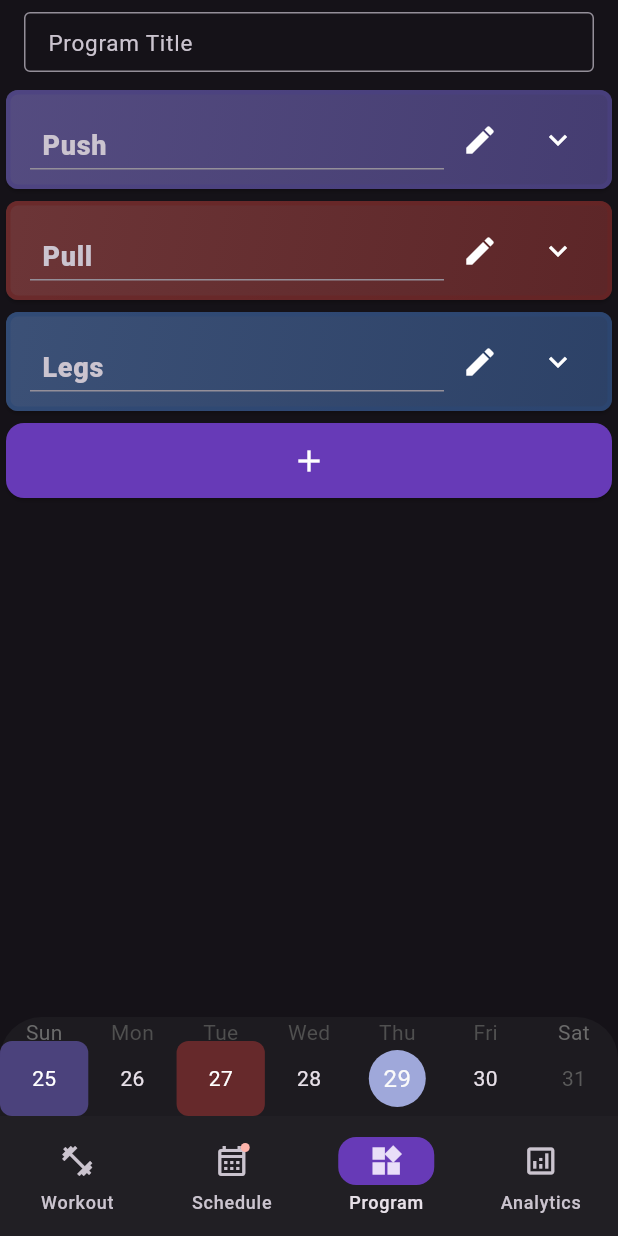
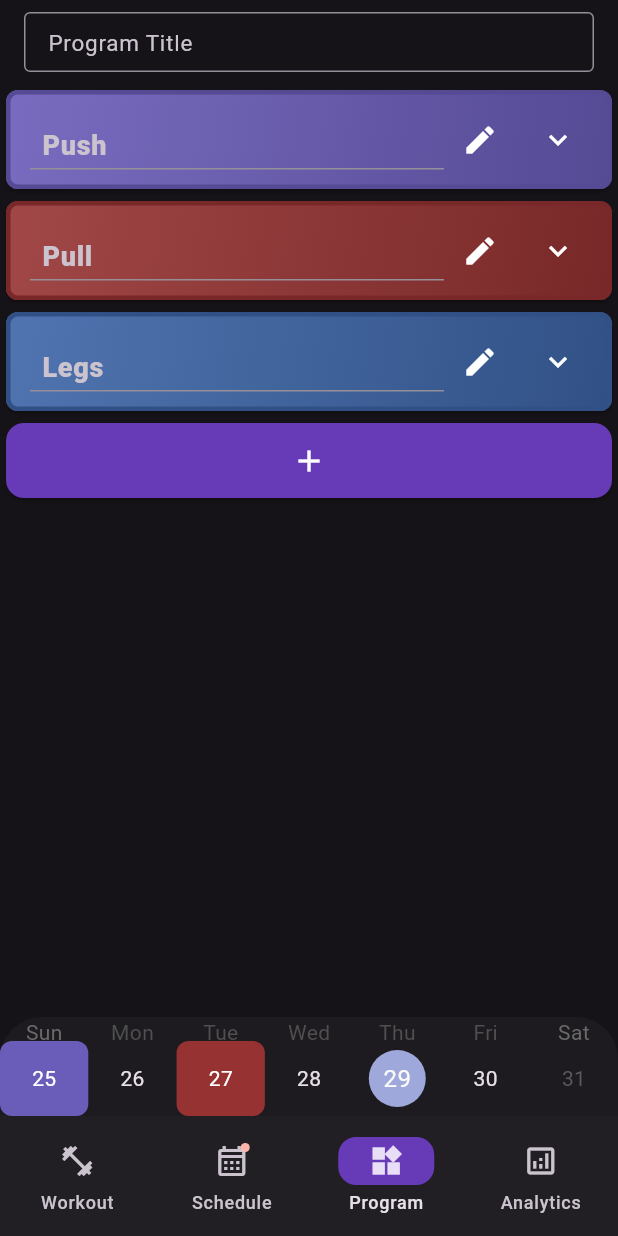
Before and after one commit to coleWesterveld/Flutter-Gym-App, a Flutter app: the screen it shows after launch, item 3 of the bottom bar chosen, on a phone screen of 412 x 824 dp. Run offline on Flutter 3.47's test engine with Material 3 defaults, Android fonts, the phone set to English and light mode, and no system bars; drawn by our look-alikes of table_calendar.

Commit message:
better colours

```diff
--- a/lib/main.dart
+++ b/lib/main.dart
@@ -27,9 +27,9 @@ class _MainPage extends State<NavigationBarApp> {
 
         ChangeNotifierProvider(
           create: (context) => Profile(
-            split: [SplitDayData(data: "Push", dayColor: const Color.fromRGBO(106, 92, 185, 0.6), ),
-              SplitDayData(data: "Pull", dayColor:  const Color.fromRGBO(150, 50, 50, 0.6),),
-              SplitDayData(data: "Legs", dayColor: const Color.fromRGBO(61, 101, 167, 0.6),)],
+            split: [SplitDayData(data: "Push", dayColor: const Color.fromRGBO(106, 92, 185, 1), ),
+              SplitDayData(data: "Pull", dayColor:  const Color.fromRGBO(150, 50, 50, 1),),
+              SplitDayData(data: "Legs", dayColor: const Color.fromRGBO(61, 101, 167, 1),)],
             excercises: [[],[],[]],
             uuidCount: 0,
             ),
--- a/lib/program_page.dart
+++ b/lib/program_page.dart
@@ -72,16 +72,16 @@ class _MyListState extends State<ProgramPage> {
   // todo: connect colour to each day so that it doesnt reset when you like delete a day or sm,,thn
 
     static List<Color> pastelPalette = [
-    const Color.fromRGBO(106, 92, 185, 0.6),
-    const Color.fromRGBO(150, 50, 50, 0.6),
+    const Color.fromRGBO(106, 92, 185, 1),
+    const Color.fromRGBO(150, 50, 50, 1),
 
-    const Color.fromRGBO(61, 101, 167, 0.6),
-    const Color.fromRGBO(220, 224, 85, 0.6),
-    const  Color.fromRGBO(61, 169, 179, 0.6),
-    const Color.fromRGBO(199, 143, 74, 0.6),
-    const Color.fromRGBO(57, 129, 42, 0.6),
-    const Color.fromRGBO(131, 49, 131, 0.6),
-    const Color.fromRGBO(180, 180, 178, 0.6),];
+    const Color.fromRGBO(61, 101, 167, 1),
+    const Color.fromRGBO(220, 224, 85, 1),
+    const  Color.fromRGBO(61, 169, 179, 1),
+    const Color.fromRGBO(199, 143, 74, 1),
+    const Color.fromRGBO(57, 129, 42, 1),
+    const Color.fromRGBO(131, 49, 131, 1),
+    const Color.fromRGBO(180, 180, 178, 1),];
 
   //TextEditingController();
   List<TextEditingController> splitDaysTEC = List.empty(growable: true);
@@ -282,7 +282,7 @@ class _MyListState extends State<ProgramPage> {
                     //color: pastelPalette[index].,
 
                     shape: RoundedRectangleBorder(
-                      side: BorderSide(color: darken(context.watch<Profile>().split[index].dayColor, 30), width: 3.0),
+                      side: BorderSide(color: darken(context.watch<Profile>().split[index].dayColor, 20), width: 3.0),
                       borderRadius: BorderRadius.circular(8.0)
                     ),
 
@@ -293,7 +293,7 @@ class _MyListState extends State<ProgramPage> {
                       decoration: BoxDecoration(
                         borderRadius: BorderRadius.circular(8.0),
                         gradient: LinearGradient(
-                          colors: [lighten(context.watch<Profile>().split[index].dayColor, 10), darken(context.watch<Profile>().split[index].dayColor, 10)],
+                          colors: [lighten(context.watch<Profile>().split[index].dayColor, 10), darken(context.watch<Profile>().split[index].dayColor, 20)],
                           begin: Alignment.topLeft,
                           end: Alignment.bottomRight,
                         ),
--- a/lib/user.dart
+++ b/lib/user.dart
@@ -9,16 +9,16 @@ class SplitDayData{
 
 class Profile extends ChangeNotifier {
   static List<Color> pastelPalette = [
-    const Color.fromRGBO(106, 92, 185, 0.6),
-    const Color.fromRGBO(150, 50, 50, 0.6),
+    const Color.fromRGBO(106, 92, 185, 1),
+    const Color.fromRGBO(150, 50, 50, 1),
 
-    const Color.fromRGBO(61, 101, 167, 0.6),
-    const Color.fromRGBO(220, 224, 85, 0.6),
-    const  Color.fromRGBO(61, 169, 179, 0.6),
-    const Color.fromRGBO(199, 143, 74, 0.6),
-    const Color.fromRGBO(57, 129, 42, 0.6),
-    const Color.fromRGBO(131, 49, 131, 0.6),
-    const Color.fromRGBO(180, 180, 178, 0.6),
+    const Color.fromRGBO(61, 101, 167, 1),
+    const Color.fromRGBO(220, 224, 85, 1),
+    const  Color.fromRGBO(61, 169, 179, 1),
+    const Color.fromRGBO(199, 143, 74, 1),
+    const Color.fromRGBO(57, 129, 42, 1),
+    const Color.fromRGBO(131, 49, 131, 1),
+    const Color.fromRGBO(180, 180, 178, 1),
 
     ];
   var split = <SplitDayData>[];
```
Also changed, not shown: 3 other files.
